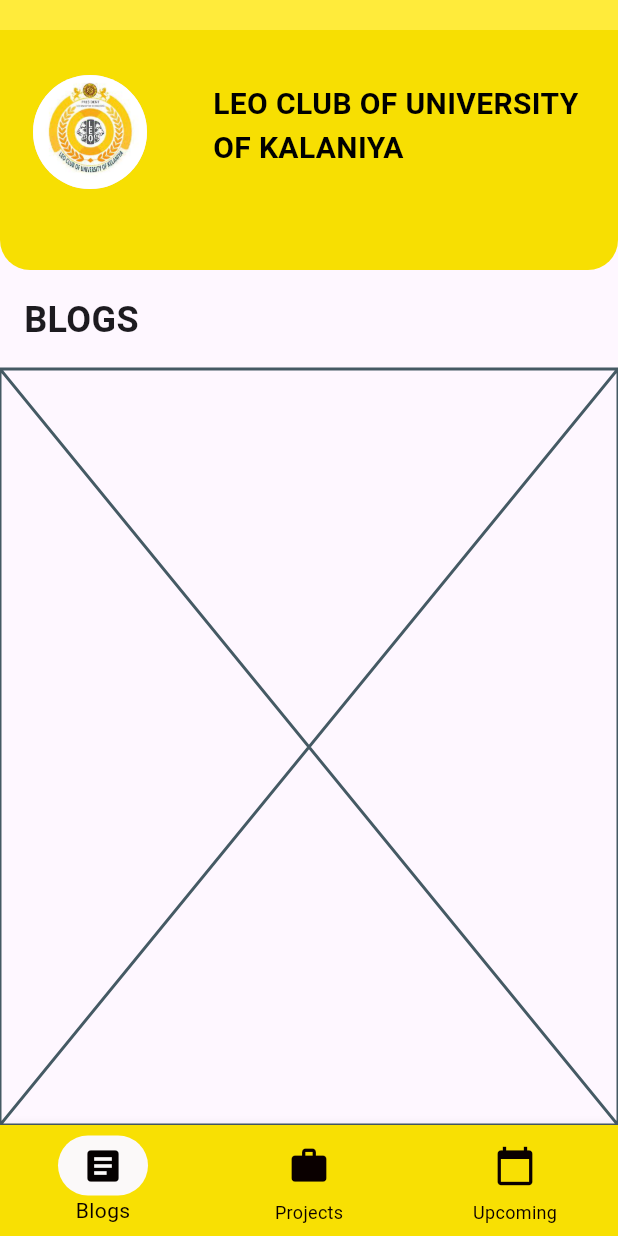
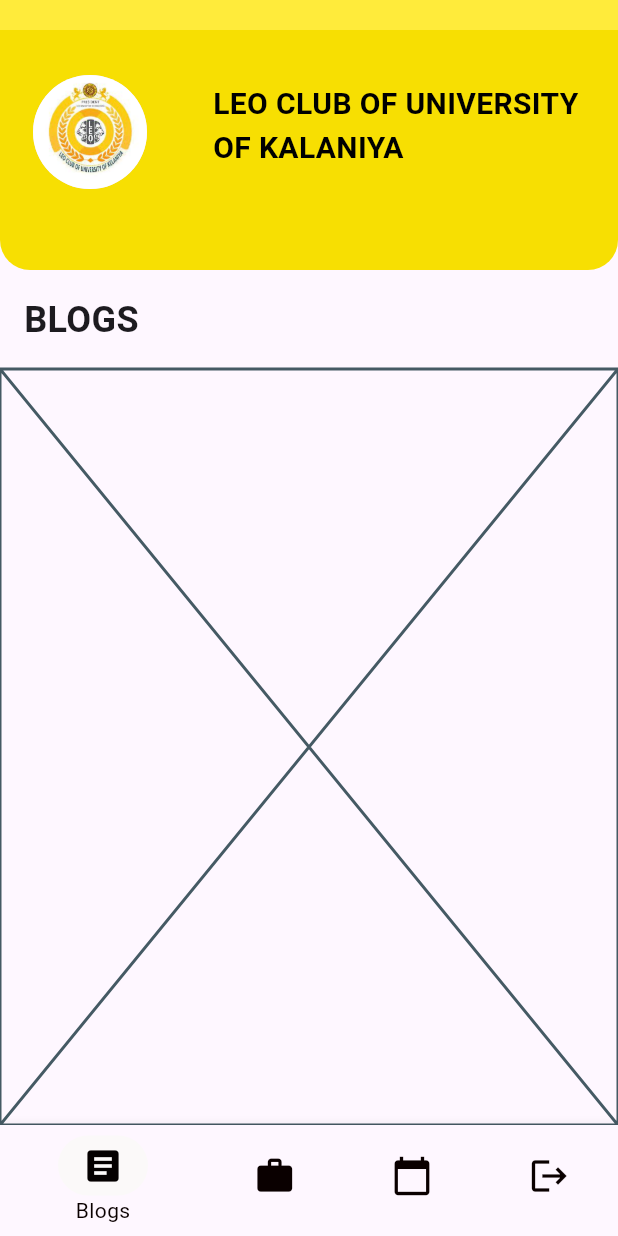
Before and after one commit to KJBotheju/uokleomobileapp, a Flutter app: the NavBar screen opened directly, on a phone screen of 412 x 824 dp. Run offline on Flutter 3.47's test engine with Material 3 defaults, Android fonts, the phone set to English and light mode, and no system bars; our stand-ins replace firebase_auth, firebase_core; accounts and stored records are empty.

Commit message:
add logout button

```diff
--- a/lib/NavBar.dart
+++ b/lib/NavBar.dart
@@ -1,6 +1,7 @@
-// ignore_for_file: file_names, use_key_in_widget_constructors, library_private_types_in_public_api
+// ignore_for_file: prefer_const_constructors
 
 import 'package:flutter/material.dart';
+import 'package:uokleo/screens/SignIn.dart';
 import './screens/EventPage.dart';
 import './screens/BlogPage.dart';
 import './screens/Projects.dart';
@@ -26,14 +27,22 @@ class _NavBarState extends State<NavBar> {
       bottomNavigationBar: BottomNavigationBar(
         currentIndex: _currentIndex,
         onTap: (index) {
-          setState(() {
-            _currentIndex = index;
-          });
+          if (index == 3) {
+            // Logout action
+            // Here, you can add your logout logic, such as signing out from Firebase or clearing user data
+            // Then, navigate to the login page
+            Navigator.pushReplacement(
+              context,
+              MaterialPageRoute(builder: (context) => SignInPage()),
+            );
+          } else {
+            setState(() {
+              _currentIndex = index;
+            });
+          }
         },
-        backgroundColor:
-            Color.fromARGB(255, 248, 224, 3), // Set background color to yellow
-        selectedItemColor:
-            Color.fromARGB(255, 10, 0, 0), // Set selected item color to white
+        backgroundColor: Color.fromARGB(255, 248, 224, 3),
+        selectedItemColor: Color.fromARGB(255, 10, 0, 0),
         unselectedItemColor: Color.fromARGB(255, 11, 0, 0),
         items: [
           BottomNavigationBarItem(
@@ -47,6 +56,10 @@ class _NavBarState extends State<NavBar> {
           BottomNavigationBarItem(
             icon: buildIconWithBox(Icons.calendar_today, 2),
             label: 'Upcoming',
+          ),
+          BottomNavigationBarItem(
+            icon: buildIconWithBox(Icons.logout, 3),
+            label: 'Logout',
           ),
         ],
       ),
--- a/lib/screens/SignIn.dart
+++ b/lib/screens/SignIn.dart
@@ -64,7 +64,7 @@ class SingInPageState extends State<SignInPage> {
               children: <Widget>[
                 logoWidget("assets/images/download.jpeg"),
                 Text(
-                  "LEO CLUB OF UNIVERSITY KELANIYA",
+                  "LEO CLUB OF UNIVERSITY OF KELANIYA",
                   style: TextStyle(
                     color: Colors.black,
                     fontSize: 25,
--- a/lib/screens/Signup.dart
+++ b/lib/screens/Signup.dart
@@ -44,7 +44,7 @@ class SignUpPageState extends State<SignUpPage> {
               children: <Widget>[
                 logoWidget("assets/images/download.jpeg"),
                 Text(
-                  "LEO CLUB OF UNIVERSITY KELANIYA",
+                  "LEO CLUB OF UNIVERSITY OF KELANIYA",
                   style: TextStyle(
                     color: Colors.black,
                     fontSize: 25,
```
